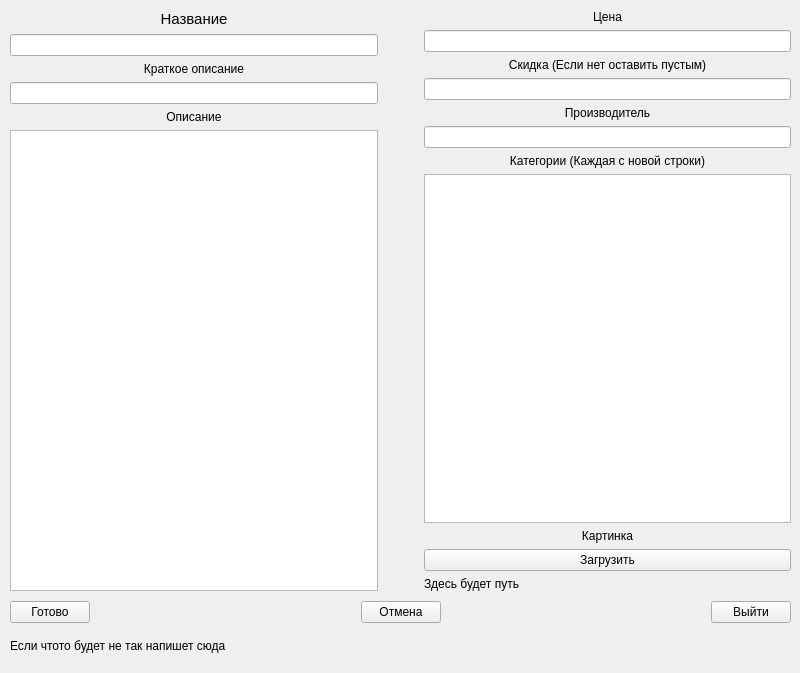
This is db_editor/db_editor_ui.ui in umerenkovmaksim/SoundRepair as Qt 5 draws it before an edit. The edited form follows.
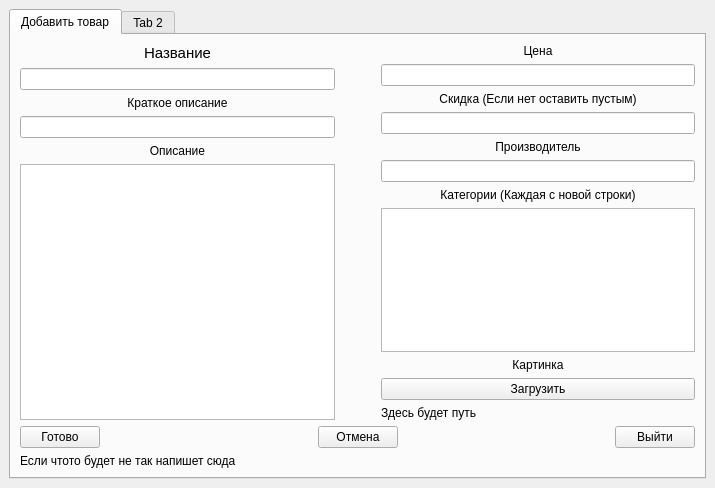
This is the edited form.

What changed in the file:
```diff
--- a/db_editor/db_editor_ui.ui
+++ b/db_editor/db_editor_ui.ui
@@ -6,23 +6,84 @@
    <rect>
     <x>0</x>
     <y>0</y>
-    <width>800</width>
-    <height>673</height>
+    <width>715</width>
+    <height>488</height>
    </rect>
   </property>
   <property name="windowTitle">
    <string>MainWindow</string>
   </property>
   <widget class="QWidget" name="centralwidget">
-   <widget class="QWidget" name="horizontalLayoutWidget">
-    <property name="geometry">
-     <rect>
-      <x>10</x>
-      <y>10</y>
-      <width>781</width>
-      <height>581</height>
-     </rect>
-    </property>
+   <layout class="QGridLayout" name="gridLayout">
+    <item row="0" column="0">
+     <widget class="QTabWidget" name="tabWidget">
+      <property name="currentIndex">
+       <number>0</number>
+      </property>
+      <widget class="QWidget" name="tab">
+       <attribute name="title">
+        <string>Добавить товар</string>
+       </attribute>
+       <layout class="QGridLayout" name="gridLayout_2">
+        <item row="1" column="0">
+         <layout class="QHBoxLayout" name="horizontalLayout_2">
+          <item>
+           <widget class="QPushButton" name="pushButton_OK">
+            <property name="text">
+             <string>Готово</string>
+            </property>
+           </widget>
+          </item>
+          <item>
+           <spacer name="horizontalSpacer_2">
+            <property name="orientation">
+             <enum>Qt::Horizontal</enum>
+            </property>
+            <property name="sizeHint" stdset="0">
+             <size>
+              <width>40</width>
+              <height>20</height>
+             </size>
+            </property>
+           </spacer>
+          </item>
+          <item>
+           <widget class="QPushButton" name="pushButton_Cancel">
+            <property name="text">
+             <string>Отмена</string>
+            </property>
+           </widget>
+          </item>
+          <item>
+           <spacer name="horizontalSpacer_3">
+            <property name="orientation">
+             <enum>Qt::Horizontal</enum>
+            </property>
+            <property name="sizeHint" stdset="0">
+             <size>
+              <width>40</width>
+              <height>20</height>
+             </size>
+            </property>
+           </spacer>
+          </item>
+          <item>
+           <widget class="QPushButton" name="pushButton_Exit">
+            <property name="text">
+             <string>Выйти</string>
+            </property>
+           </widget>
+          </item>
+         </layout>
+        </item>
+        <item row="2" column="0">
+         <widget class="QLabel" name="label_Eror">
+          <property name="text">
+           <string>Если чтото будет не так напишет сюда</string>
+          </property>
+         </widget>
+        </item>
+        <item row="0" column="0">
     <layout class="QHBoxLayout" name="horizontalLayout">
      <item>
       <layout class="QVBoxLayout" name="verticalLayout">
@@ -169,79 +230,17 @@
       </layout>
      </item>
     </layout>
-   </widget>
-   <widget class="QWidget" name="horizontalLayoutWidget_2">
-    <property name="geometry">
-     <rect>
-      <x>10</x>
-      <y>600</y>
-      <width>781</width>
-      <height>25</height>
-     </rect>
-    </property>
-    <layout class="QHBoxLayout" name="horizontalLayout_2">
-     <item>
-      <widget class="QPushButton" name="pushButton_OK">
-       <property name="text">
-        <string>Готово</string>
-       </property>
+        </item>
+       </layout>
+      </widget>
+      <widget class="QWidget" name="tab_2">
+       <attribute name="title">
+        <string>Tab 2</string>
+       </attribute>
       </widget>
-     </item>
-     <item>
-      <spacer name="horizontalSpacer_2">
-       <property name="orientation">
-        <enum>Qt::Horizontal</enum>
-       </property>
-       <property name="sizeHint" stdset="0">
-        <size>
-         <width>40</width>
-         <height>20</height>
-        </size>
-       </property>
-      </spacer>
-     </item>
-     <item>
-      <widget class="QPushButton" name="pushButton_Cancel">
-       <property name="text">
-        <string>Отмена</string>
-       </property>
-      </widget>
-     </item>
-     <item>
-      <spacer name="horizontalSpacer_3">
-       <property name="orientation">
-        <enum>Qt::Horizontal</enum>
-       </property>
-       <property name="sizeHint" stdset="0">
-        <size>
-         <width>40</width>
-         <height>20</height>
-        </size>
-       </property>
-      </spacer>
-     </item>
-     <item>
-      <widget class="QPushButton" name="pushButton_Exit">
-       <property name="text">
-        <string>Выйти</string>
-       </property>
-      </widget>
-     </item>
-    </layout>
-   </widget>
-   <widget class="QLabel" name="label_Eror">
-    <property name="geometry">
-     <rect>
-      <x>10</x>
-      <y>630</y>
-      <width>781</width>
-      <height>31</height>
-     </rect>
-    </property>
-    <property name="text">
-     <string>Если чтото будет не так напишет сюда</string>
-    </property>
-   </widget>
+     </widget>
+    </item>
+   </layout>
   </widget>
  </widget>
  <resources/>
```
Lines whose indentation alone changed are shown as unchanged.
